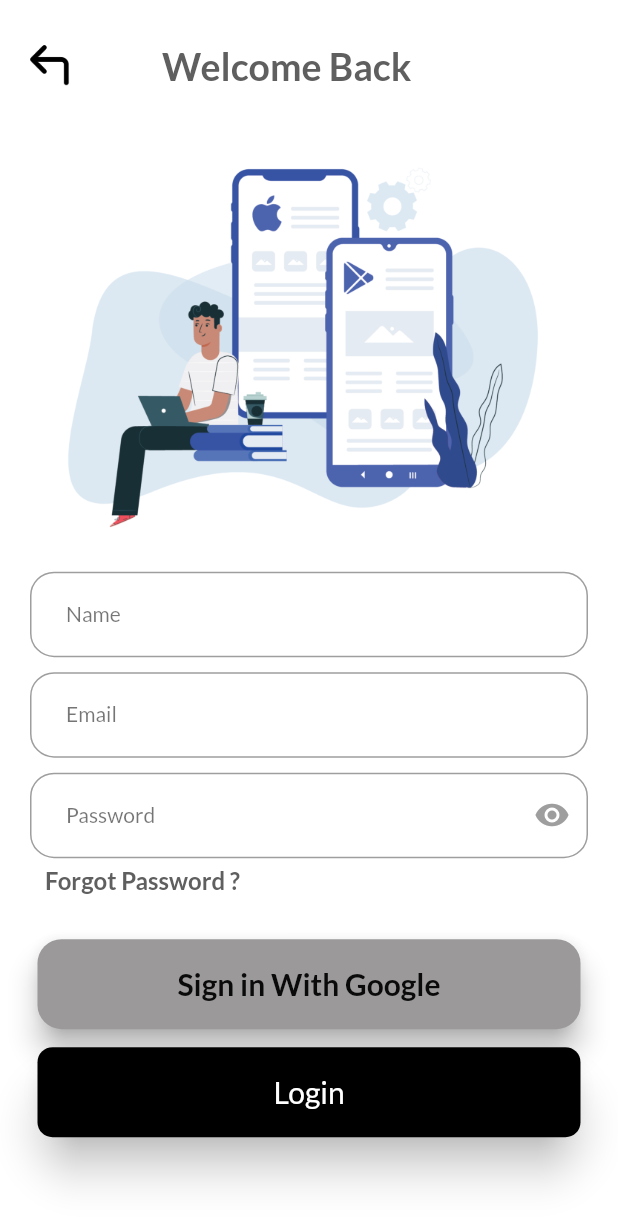
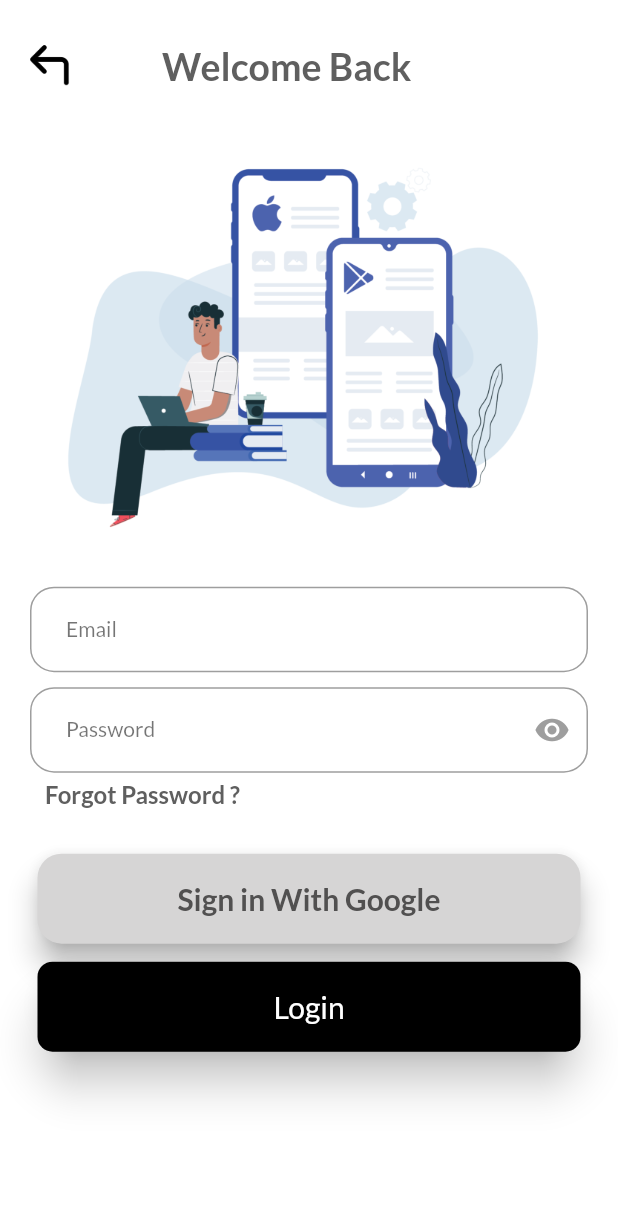
Before and after one commit to Blockchain-Research-Lab-Trainees/BRL-Task-1, a Flutter app: the LoginScreen screen opened directly, on a phone screen of 412 x 824 dp. Shown: the top 1224 px of the screen. Run offline on Flutter 3.47's test engine with Material 2 defaults, Android fonts, the light colour scheme and no system bars; our stand-ins replace google_fonts.

Commit message:
Login Screen Modified

```diff
--- a/lib/screens/login_screen.dart
+++ b/lib/screens/login_screen.dart
@@ -8,7 +8,6 @@ class LoginScreen extends StatelessWidget {
   @override
   Widget build(BuildContext context) {
     return Scaffold(
-
       body: SafeArea(
           child: SingleChildScrollView(
         reverse: true,
@@ -60,12 +59,12 @@ class LoginScreen extends StatelessWidget {
             const SizedBox(
               height: 20,
             ),
-            const MyTextField(
-              hintText: 'Enter your Name',
-              inputType: TextInputType.name,
-              labelText2: 'Name',
-              secure1: false,
-            ),
+            // const MyTextField(
+            //   hintText: 'Enter your Name',
+            //   inputType: TextInputType.name,
+            //   labelText2: 'Name',
+            //   secure1: false,
+            // ),
             const SizedBox(
               height: 10,
             ),
@@ -74,7 +73,16 @@ class LoginScreen extends StatelessWidget {
               inputType: TextInputType.emailAddress,
               labelText2: 'Email',
               secure1: false,
+              capital: TextCapitalization.none,
             ),
+
+            // const MyTextField(
+            //   hintText: 'Enter your Password',
+            //   inputType: TextInputType.text,
+            //   labelText2: 'Password',
+            //   secure1: true,
+            //   capital: TextCapitalization.none,
+            // ),
             // const Padding(
             //   padding: EdgeInsets.symmetric(horizontal: 20),
             //   child: TextField(
@@ -181,7 +189,8 @@ class LoginScreen extends StatelessWidget {
                   child: TextButton(
                     style: const ButtonStyle(
                         elevation: MaterialStatePropertyAll(8),
-                        backgroundColor: MaterialStatePropertyAll(Color.fromARGB(255, 155, 153, 153)),
+                        backgroundColor: MaterialStatePropertyAll(
+                            Color.fromARGB(255, 214, 213, 213)),
                         shadowColor: MaterialStatePropertyAll(
                             Color.fromARGB(255, 14, 14, 14)),
                         shape: MaterialStatePropertyAll(
@@ -202,7 +211,7 @@ class LoginScreen extends StatelessWidget {
                     child: const Text(
                       'Sign in With Google',
                       style: TextStyle(
-                        color: Color.fromARGB(255, 10, 10, 10),
+                        color: Color.fromARGB(255, 81, 80, 80),
                         fontSize: 20,
                         fontWeight: FontWeight.bold,
                       ),
@@ -211,7 +220,6 @@ class LoginScreen extends StatelessWidget {
                 ),
               ),
             ),
-
 
             Padding(
               padding: const EdgeInsets.only(left: 25, right: 25, bottom: 10),
@@ -258,13 +266,16 @@ class MyTextField extends StatelessWidget {
     super.key,
     required this.hintText,
     required this.inputType,
-    required this.labelText2, required this.secure1,
+    required this.labelText2,
+    required this.secure1,
+    required this.capital,
   });
 
   final String hintText;
   final TextInputType inputType;
   final String labelText2;
   final bool secure1;
+  final TextCapitalization capital;
 
   @override
   Widget build(BuildContext context) {
@@ -274,7 +285,7 @@ class MyTextField extends StatelessWidget {
         keyboardType: inputType,
         obscureText: secure1,
         textInputAction: TextInputAction.next,
-        textCapitalization: TextCapitalization.words,
+        textCapitalization: capital,
         decoration: InputDecoration(
           contentPadding: const EdgeInsets.all(20),
           hintText: hintText,
```
